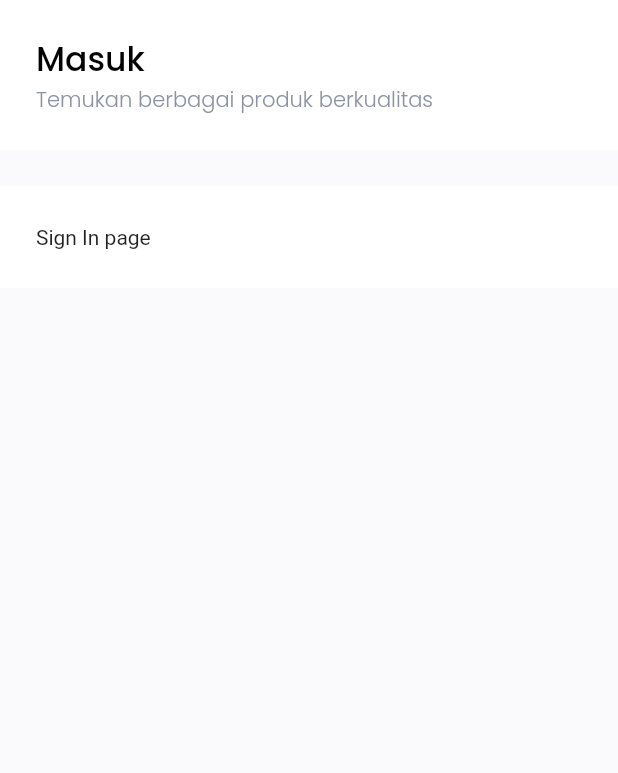
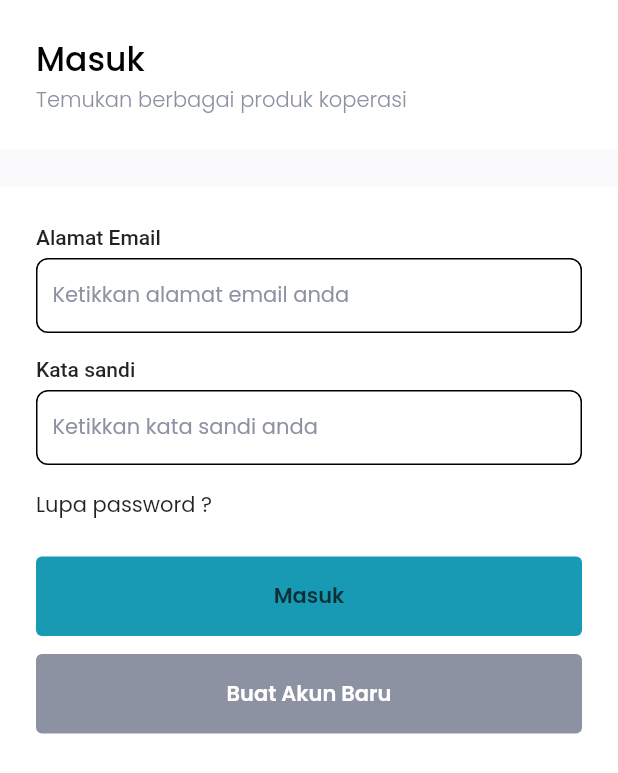
Before and after one commit to bunztelan/koperasi, a Flutter app: the screen it shows after launch, on a phone screen of 412 x 824 dp. Shown: the top 773 px of the screen. Run offline on Flutter 3.47's test engine with Material 2 defaults, Android fonts, the phone set to English and light mode, and no system bars; our stand-ins replace carousel_slider, google_fonts, supercharged.

```diff
--- a/lib/ui/pages/sign_in_page.dart
+++ b/lib/ui/pages/sign_in_page.dart
@@ -24,8 +24,103 @@ class _SignInPageState extends State<SignInPage> {
   Widget build(BuildContext context) {
     return GeneralPage(
       title: "Masuk",
-      subtitle: "Temukan berbagai produk berkualitas",
-      child: Text("Sign In page"),
+      subtitle: "Temukan berbagai produk koperasi",
+      child: Column(
+        mainAxisAlignment: MainAxisAlignment.start,
+        crossAxisAlignment: CrossAxisAlignment.stretch,
+        children: [
+          Text("Alamat Email", style: Theme.of(context).textTheme.bodyText1),
+          SizedBox(height: 6),
+          Container(
+            width: double.infinity,
+            padding: EdgeInsets.symmetric(
+              horizontal: 10,
+            ),
+            decoration: BoxDecoration(
+              borderRadius: BorderRadius.circular(8),
+              border: Border.all(color: Colors.black),
+            ),
+            child: TextField(
+              //todo add controller
+              style: GoogleFonts.poppins(fontSize: 14),
+              decoration: InputDecoration(
+                  border: InputBorder.none,
+                  hintStyle: GoogleFonts.poppins(
+                    color: AppColor.softGrayColor,
+                    fontSize: 14,
+                  ),
+                  hintText: "Ketikkan alamat email anda"),
+            ),
+          ),
+          SizedBox(height: 16),
+          Text("Kata sandi", style: Theme.of(context).textTheme.bodyText1),
+          SizedBox(height: 6),
+          Container(
+            width: double.infinity,
+            padding: EdgeInsets.symmetric(
+              horizontal: 10,
+            ),
+            decoration: BoxDecoration(
+              borderRadius: BorderRadius.circular(8),
+              border: Border.all(color: Colors.black),
+            ),
+            child: TextField(
+              //todo add controller
+              style: GoogleFonts.poppins(fontSize: 14),
+              decoration: InputDecoration(
+                  border: InputBorder.none,
+                  hintStyle: GoogleFonts.poppins(
+                    color: AppColor.softGrayColor,
+                    fontSize: 14,
+                  ),
+                  hintText: "Ketikkan kata sandi anda"),
+            ),
+          ),
+          SizedBox(height: 16),
+          GestureDetector(
+            child: Text(
+              "Lupa password ?",
+              style: GoogleFonts.poppins(fontSize: 14),
+            ),
+          ),
+          SizedBox(height: 24),
+          TextButton(
+            child: Text(
+              "Masuk",
+              style: GoogleFonts.poppins(
+                fontSize: 14,
+                fontWeight: FontWeight.w600,
+                color: AppColor.textPrimaryColor,
+              ),
+            ),
+            style: ButtonStyle(
+              backgroundColor:
+                  MaterialStateProperty.all<Color>(AppColor.primaryColor),
+              padding: MaterialStateProperty.all(
+                  EdgeInsets.symmetric(vertical: 16, horizontal: 50)),
+            ),
+          ),
+          SizedBox(
+            height: 12,
+          ),
+          TextButton(
+            child: Text(
+              "Buat Akun Baru",
+              style: GoogleFonts.poppins(
+                fontSize: 14,
+                fontWeight: FontWeight.w600,
+                color: Colors.white,
+              ),
+            ),
+            style: ButtonStyle(
+              backgroundColor:
+                  MaterialStateProperty.all<Color>('8D92A3'.toColor()),
+              padding: MaterialStateProperty.all(
+                  EdgeInsets.symmetric(vertical: 16, horizontal: 50)),
+            ),
+          ),
+        ],
+      ),
     );
   }
 }
```
Also changed, not shown: lib/ui/pages/add_address_page.dart (added, +150 -0 lines), lib/ui/pages/dashboard_page.dart (added, +65 -0 lines), lib/ui/pages/home_page.dart (added, +150 -0 lines), lib/ui/pages/pages.dart (+8 -0 lines), lib/ui/pages/sign_up_page.dart (added, +204 -0 lines).
